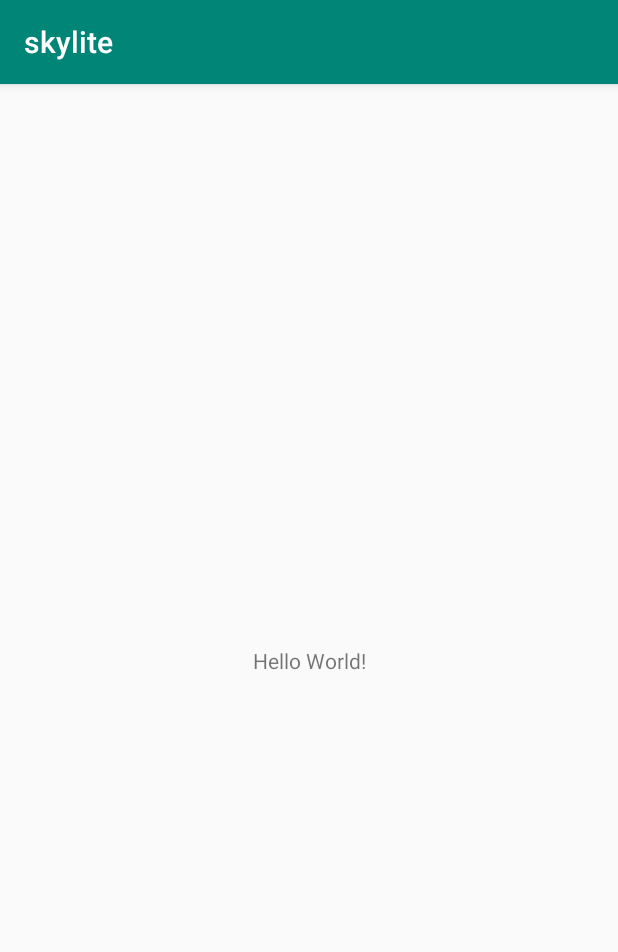
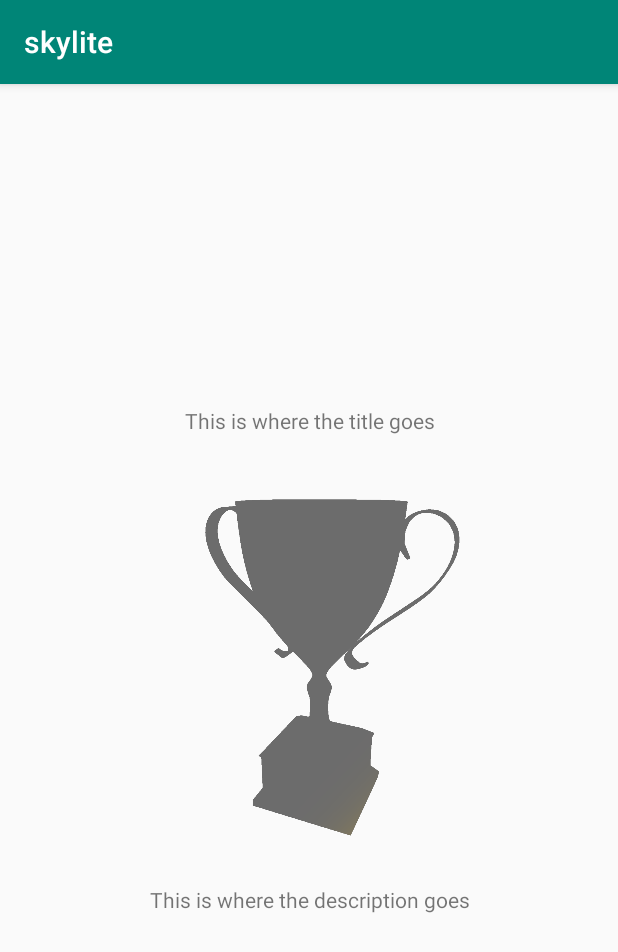
Before and after one commit to georgecodesdev/skylite, an Android app: the screen it shows after launch (MainActivity), on a phone screen of 412 x 824 dp. Shown: the top 952 px of the screen. Run offline under Robolectric (Android 15) with nearby library versions, the phone set to English and light mode, and no system bars.

Commit message:
TrophyComponent created
integration with backend dependent on implementation

```diff
--- /dev/null
+++ b/app/src/main/java/com/example/skylite/Fragments/FragmentTrophy.java
@@ -0,0 +1,91 @@
+package com.example.skylite.Fragments;
+
+import android.content.Context;
+import android.content.res.TypedArray;
+import android.graphics.drawable.Drawable;
+import android.os.Bundle;
+
+import androidx.fragment.app.Fragment;
+
+import android.util.AttributeSet;
+import android.view.LayoutInflater;
+import android.view.View;
+import android.view.ViewGroup;
+import android.widget.ImageView;
+import android.widget.TextView;
+
+import com.example.skylite.R;
+
+
+public class FragmentTrophy extends Fragment {
+
+    private String descriptionStr;
+    private String titleStr;
+    private boolean hasCompletedTrophy = false;
+    private Drawable completedTrophy;
+    private Drawable uncompletedTrophy;
+
+    private TextView description;
+    private TextView title;
+    private ImageView trophyImage;
+
+    public FragmentTrophy() {
+        // Required empty public constructor
+    }
+
+    public FragmentTrophy(boolean hasCompleted){
+        hasCompletedTrophy = hasCompleted;
+    }
+
+    @Override
+    public void onCreate(Bundle savedInstanceState) {
+        super.onCreate(savedInstanceState);
+    }
+
+    @Override
+    public View onCreateView(LayoutInflater inflater, ViewGroup container, Bundle savedInstanceState) {
+        return inflater.inflate(R.layout.fragment_trophy, container, false);
+    }
+
+    @Override
+    public void onStart() {
+        super.onStart();
+        mapUIElementsByID();
+
+        description.setText(descriptionStr);
+        title.setText(titleStr);
+        toggleCompletion(hasCompletedTrophy);
+    }
+
+    @Override
+    public void onInflate(Context context, AttributeSet attrs, Bundle savedInstanceState){
+        super.onInflate(context, attrs, savedInstanceState);
+
+        if (context != null && attrs != null) {
+            TypedArray ta = context.obtainStyledAttributes(attrs, R.styleable.FragmentTrophy);
+            completedTrophy = context.getDrawable(R.drawable.trophy);
+            uncompletedTrophy = context.getDrawable(R.drawable.uncompleted_trophy);
+
+            if (ta.hasValue(R.styleable.FragmentTrophy_TrophyDescription)) {
+                descriptionStr = ta.getString(R.styleable.FragmentTrophy_TrophyDescription);
+            }
+            if (ta.hasValue(R.styleable.FragmentTrophy_TrophyTitle)) {
+                titleStr = ta.getString(R.styleable.FragmentTrophy_TrophyTitle);
+            }
+            ta.recycle();
+        }
+
+    }
+
+    public void toggleCompletion(boolean hasCompletedTrophy){
+        if (hasCompletedTrophy) trophyImage.setImageDrawable(completedTrophy);
+        else trophyImage.setImageDrawable(uncompletedTrophy);
+    }
+
+    // gets the UI elements and maps them to the private variables
+    private void mapUIElementsByID(){
+        description = getView().findViewById(R.id.description);
+        title = getView().findViewById(R.id.title);
+        trophyImage = getView().findViewById(R.id.trophyImage);
+    }
+}
--- a/app/src/main/res/layout/activity_main.xml
+++ b/app/src/main/res/layout/activity_main.xml
@@ -1,18 +1,17 @@
 <?xml version="1.0" encoding="utf-8"?>
-<androidx.constraintlayout.widget.ConstraintLayout xmlns:android="http://schemas.android.com/apk/res/android"
-    xmlns:app="http://schemas.android.com/apk/res-auto"
+<RelativeLayout xmlns:android="http://schemas.android.com/apk/res/android"
     xmlns:tools="http://schemas.android.com/tools"
+    xmlns:custom="http://schemas.android.com/apk/res-auto"
     android:layout_width="match_parent"
     android:layout_height="match_parent"
-    tools:context=".MainActivity">
+    tools:context="com.example.skylite.MainActivity">
 
-    <TextView
-        android:layout_width="wrap_content"
-        android:layout_height="wrap_content"
-        android:text="Hello World!"
-        app:layout_constraintBottom_toBottomOf="parent"
-        app:layout_constraintLeft_toLeftOf="parent"
-        app:layout_constraintRight_toRightOf="parent"
-        app:layout_constraintTop_toTopOf="parent" />
+    <fragment
+        android:id="@+id/trophyFragment"
+        android:name="com.example.skylite.Fragments.FragmentTrophy"
+        android:layout_width="fill_parent"
+        android:layout_height="fill_parent"
+        custom:TrophyTitle = "This is where the title goes"
+        custom:TrophyDescription="This is where the description goes" />
 
-</androidx.constraintlayout.widget.ConstraintLayout>
+</RelativeLayout>
--- /dev/null
+++ b/app/src/main/res/layout/fragment_trophy.xml
@@ -0,0 +1,35 @@
+<?xml version="1.0" encoding="utf-8"?>
+<FrameLayout xmlns:android="http://schemas.android.com/apk/res/android"
+    xmlns:tools="http://schemas.android.com/tools"
+    android:layout_width="match_parent"
+    android:layout_height="match_parent"
+    tools:context="com.example.skylite.Fragments.FragmentTrophy">
+
+    <RelativeLayout
+        android:layout_width="match_parent"
+        android:layout_height="match_parent">
+        <LinearLayout
+            android:orientation="vertical"
+            android:layout_width="match_parent"
+            android:layout_height="wrap_content"
+            android:layout_centerVertical="true"
+            android:layout_centerHorizontal="true">
+            <TextView
+                android:layout_width="fill_parent"
+                android:layout_height="wrap_content"
+                android:id="@+id/title"
+                android:gravity="center" />
+            <ImageView
+                android:layout_width="wrap_content"
+                android:layout_height="300dp"
+                android:id="@+id/trophyImage"
+                android:layout_gravity="center"/>
+            <TextView
+                android:layout_width="fill_parent"
+                android:layout_height="wrap_content"
+                android:id="@+id/description"
+                android:gravity="center"/>
+        </LinearLayout>
+    </RelativeLayout>
+
+</FrameLayout>
--- /dev/null
+++ b/app/src/main/res/values/attrs.xml
@@ -0,0 +1,7 @@
+<?xml version="1.0" encoding="utf-8"?>
+<resources>
+    <declare-styleable name="FragmentTrophy">
+        <attr name="TrophyTitle" format="string" />
+        <attr name="TrophyDescription" format="string" />
+    </declare-styleable>
+</resources>
--- a/app/src/main/res/values/strings.xml
+++ b/app/src/main/res/values/strings.xml
@@ -1,3 +1,7 @@
 <resources>
     <string name="app_name">skylite</string>
+    <string name="Hello">test</string>
+
+    <!-- TODO: Remove or change this placeholder text -->
+    <string name="hello_blank_fragment">Hello blank fragment</string>
 </resources>
```
Also changed, not shown: app/src/main/res/drawable/trophy.png (added), app/src/main/res/drawable/uncompleted_trophy.png (added).
